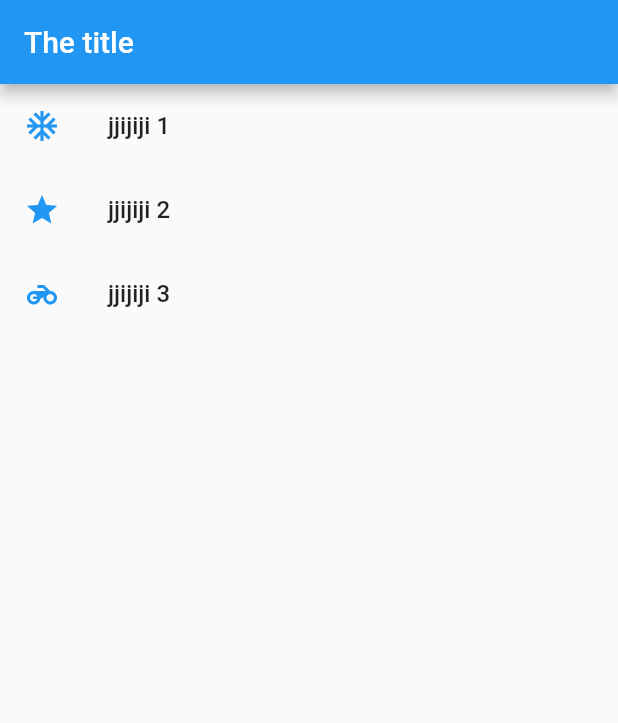
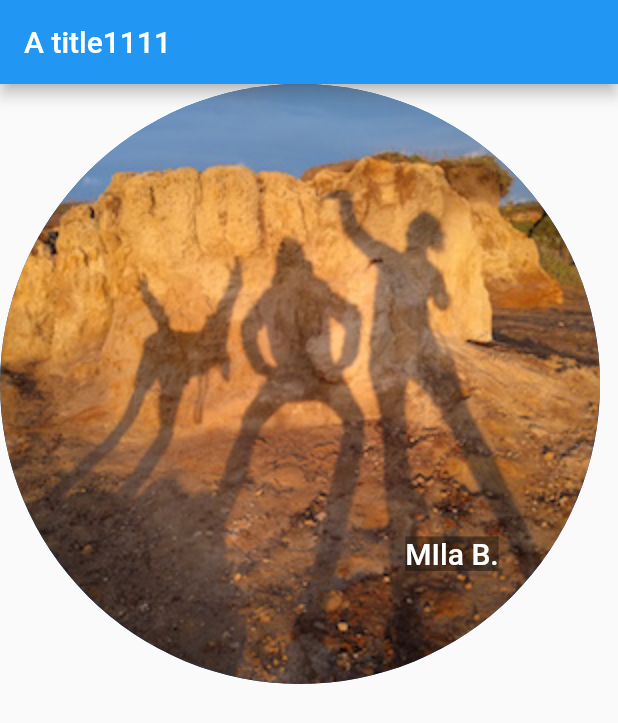
Before and after one commit to acantuta/flutter_examples, a Flutter app: the screen it shows after launch, on a phone screen of 412 x 824 dp. Shown: the top 723 px of the screen. Run offline on Flutter 3.47's test engine with Material 2 defaults, Android fonts, the phone set to English and light mode, and no system bars.

Commit message:
Usage of Stack Widget

```diff
--- a/lib/main.dart
+++ b/lib/main.dart
@@ -2,31 +2,39 @@ import 'package:flutter/cupertino.dart';
 import 'package:flutter/material.dart';
 
 void main() {
-  runApp(MaterialApp(
-    home: Scaffold(
-      appBar: AppBar(
-        title: Text("The title"),
-      ),
-      body: ListView(
-        children: [
-          _tile("jjijiji 1 ", Icons.ac_unit),
-          _tile("jjijiji 2 ", Icons.star),
-          _tile("jjijiji 3 ", Icons.motorcycle),
-        ],
-      ),
-    ),
-  ));
+  runApp(MyApp());
 }
 
-ListTile _tile(String title, IconData icon) => ListTile(
+class MyApp extends StatelessWidget {
+  @override
+  Widget build(BuildContext context) {
+    return MaterialApp(
+      home: Scaffold(
+        appBar: AppBar(
           title: Text(
-            title,
-            style: TextStyle(
-              fontWeight: FontWeight.w500,
+            "A title1111",
+          ),
+        ),
+        body: Stack(
+          alignment: Alignment(0.6, 0.6),
+          children: [
+            CircleAvatar(
+              backgroundImage: AssetImage('images/pic1.jpg'),
+              radius: 200,
             ),
-          ),
-          leading: Icon(
-            icon,
-            color: Colors.blue,
-          ),
-        );
+            Container(
+              decoration: BoxDecoration(color: Colors.black38),
+              child: Text(
+                "MIla B.",
+                style: TextStyle(
+                    fontSize: 20,
+                    color: Colors.white,
+                    fontWeight: FontWeight.w500),
+              ),
+            ),
+          ],
+        ),
+      ),
+    );
+  }
+}
```
